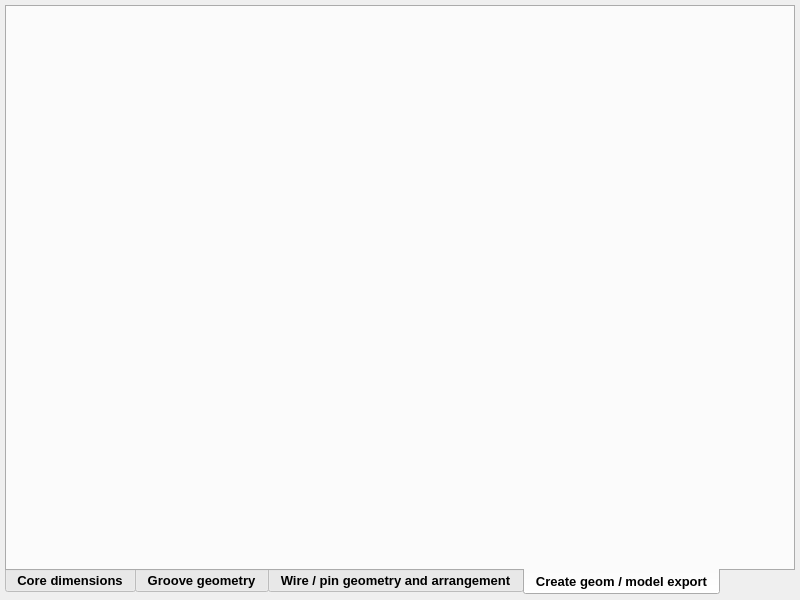
First picture: the form in wg/MainDialog.ui, repository vlagyivosztok/FCMacro, before the edit.
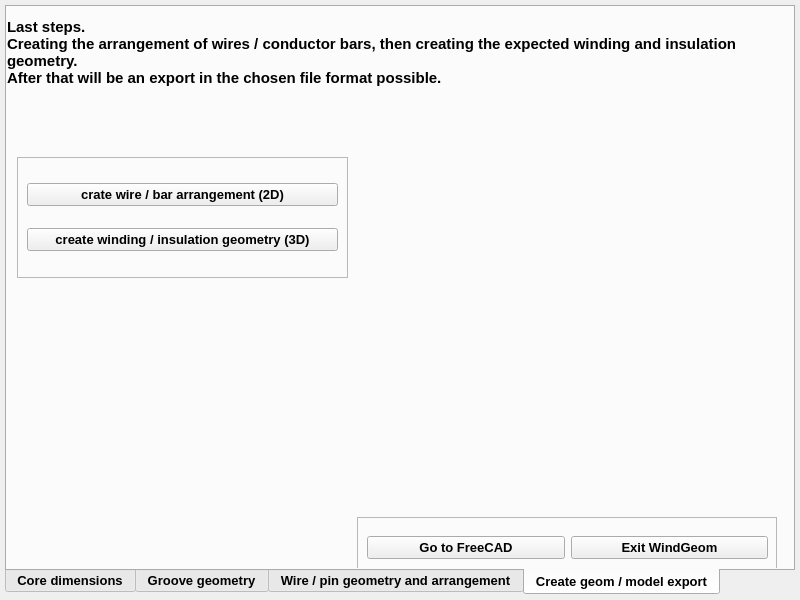
Second picture: the form after the edit. The open tabs and pages were chosen to show the change. Icons and pictures are not drawn.

```diff
--- a/wg/MainDialog.ui
+++ b/wg/MainDialog.ui
@@ -1473,6 +1473,124 @@
     <attribute name="title">
      <string>Create geom / model export</string>
     </attribute>
+    <widget class="QFrame" name="frame_8">
+     <property name="geometry">
+      <rect>
+       <x>350</x>
+       <y>510</y>
+       <width>420</width>
+       <height>60</height>
+      </rect>
+     </property>
+     <property name="frameShape">
+      <enum>QFrame::StyledPanel</enum>
+     </property>
+     <property name="frameShadow">
+      <enum>QFrame::Raised</enum>
+     </property>
+     <widget class="QWidget" name="horizontalLayoutWidget_4">
+      <property name="geometry">
+       <rect>
+        <x>10</x>
+        <y>10</y>
+        <width>401</width>
+        <height>41</height>
+       </rect>
+      </property>
+      <layout class="QHBoxLayout" name="horizontalLayout_11">
+       <item>
+        <widget class="QPushButton" name="Cb_4_GtFc">
+         <property name="text">
+          <string>Go to FreeCAD</string>
+         </property>
+        </widget>
+       </item>
+       <item>
+        <widget class="QPushButton" name="Cb_4_exitWg">
+         <property name="text">
+          <string>Exit WindGeom</string>
+         </property>
+        </widget>
+       </item>
+      </layout>
+     </widget>
+    </widget>
+    <widget class="QFrame" name="frame_10">
+     <property name="geometry">
+      <rect>
+       <x>10</x>
+       <y>150</y>
+       <width>331</width>
+       <height>121</height>
+      </rect>
+     </property>
+     <property name="frameShape">
+      <enum>QFrame::StyledPanel</enum>
+     </property>
+     <property name="frameShadow">
+      <enum>QFrame::Raised</enum>
+     </property>
+     <widget class="QWidget" name="horizontalLayoutWidget_5">
+      <property name="geometry">
+       <rect>
+        <x>10</x>
+        <y>10</y>
+        <width>311</width>
+        <height>101</height>
+       </rect>
+      </property>
+      <layout class="QVBoxLayout" name="verticalLayout">
+       <item>
+        <widget class="QPushButton" name="Cb_4_CreatArrang">
+         <property name="text">
+          <string>crate wire / bar arrangement (2D)</string>
+         </property>
+        </widget>
+       </item>
+       <item>
+        <widget class="QPushButton" name="Cb_4_CreatGeom">
+         <property name="text">
+          <string>create winding / insulation geometry (3D)</string>
+         </property>
+        </widget>
+       </item>
+      </layout>
+     </widget>
+    </widget>
+    <widget class="QLabel" name="label_10">
+     <property name="geometry">
+      <rect>
+       <x>0</x>
+       <y>5</y>
+       <width>781</width>
+       <height>81</height>
+      </rect>
+     </property>
+     <property name="sizePolicy">
+      <sizepolicy hsizetype="Fixed" vsizetype="Fixed">
+       <horstretch>0</horstretch>
+       <verstretch>0</verstretch>
+      </sizepolicy>
+     </property>
+     <property name="font">
+      <font>
+       <pointsize>11</pointsize>
+       <weight>75</weight>
+       <italic>false</italic>
+       <bold>true</bold>
+       <kerning>true</kerning>
+      </font>
+     </property>
+     <property name="text">
+      <string>Last steps.&lt;br&gt; Creating the arrangement of wires / conductor bars, then creating the expected winding and insulation geometry.&lt;br&gt;After that will be an export in the chosen file format possible.</string>
+     </property>
+     <property name="alignment">
+      <set>Qt::AlignLeading|Qt::AlignLeft|Qt::AlignVCenter</set>
+     </property>
+     <property name="wordWrap">
+      <bool>true</bool>
+     </property>
+    </widget>
    </widget>
   </widget>
  </widget>
```
Left out of the diff: 2 changed lines with no effect on the pictures.
